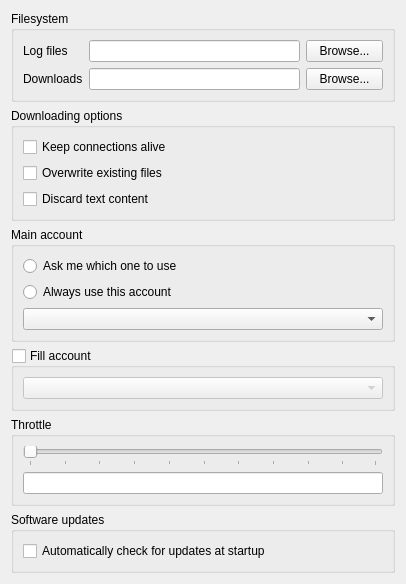
Before: the Qt Designer form app/gui/coresettings.ui in ensisoft/newsflash-plus, drawn with Qt 5.
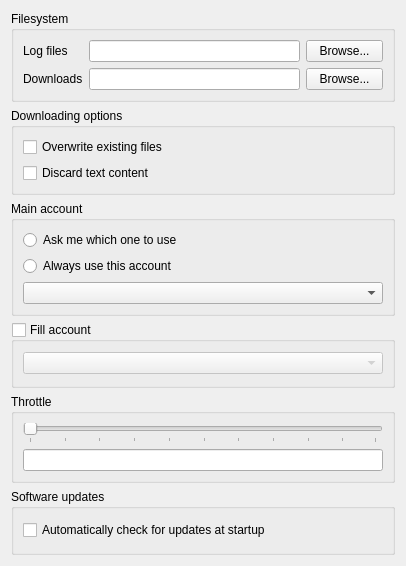
After: the same form once the commit is applied.

```diff
--- a/app/gui/coresettings.ui
+++ b/app/gui/coresettings.ui
@@ -99,7 +99,7 @@
       <string>Downloading options</string>
      </property>
      <layout class="QGridLayout" name="gridLayout_4">
-      <item row="1" column="0">
+      <item row="0" column="0">
        <widget class="QCheckBox" name="chkOverwriteExisting">
         <property name="toolTip">
          <string/>
@@ -112,7 +112,7 @@
         </property>
        </widget>
       </item>
-      <item row="2" column="0">
+      <item row="1" column="0">
        <widget class="QCheckBox" name="chkDiscardText">
         <property name="layoutDirection">
          <enum>Qt::LeftToRight</enum>
@@ -122,16 +122,6 @@
         </property>
        </widget>
       </item>
-      <item row="0" column="0">
-       <widget class="QCheckBox" name="chkKeepalive">
-        <property name="toolTip">
-         <string>Keep connections alive by sending messages to the server at regular intervals.</string>
-        </property>
-        <property name="text">
-         <string>Keep connections alive</string>
-        </property>
-       </widget>
-      </item>
      </layout>
     </widget>
    </item>
```
Left out of the diff: 1 changed line with no effect on the pictures.
